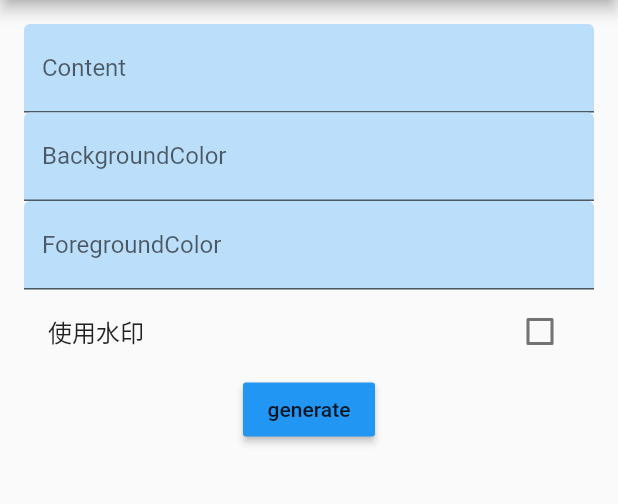
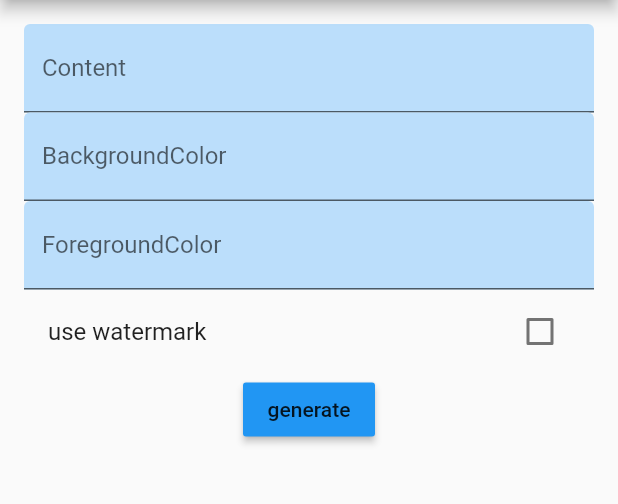
Before and after one commit to efpub/ef_qrcode, a Flutter app: the screen it shows after launch, on a phone screen of 412 x 824 dp, the part 84-588 px from its top. Run offline on Flutter 3.47's test engine with Material 2 defaults, Android fonts, the phone set to English and light mode, and no system bars.

Commit message:
remove chinese [使用水印]

```diff
--- a/example/lib/main.dart
+++ b/example/lib/main.dart
@@ -101,7 +101,7 @@ class _MyAppState extends State<MyApp> {
               // checkbox
               new CheckboxListTile(
                 value: this.isSelectWatermark,
-                title: Text('使用水印'),
+                title: Text('use watermark'),
                 activeColor: Colors.blue,
                 onChanged: (bool val) {
                   // val 是布尔值
```
